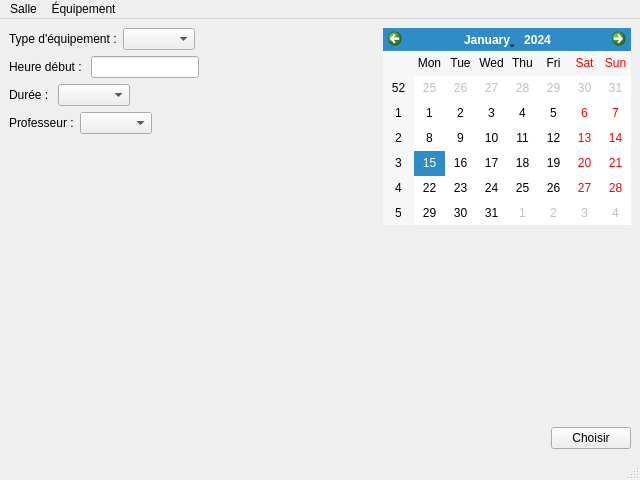
Above: ihm_creerreservationequipementSU.ui from GamerBishop/projetENT_GL before the change. Below: the same form after it.
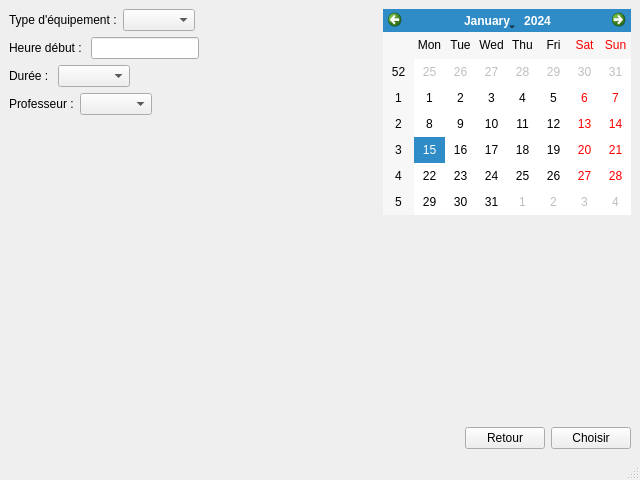
That is the form after the change.

What changed in the file:
```diff
--- a/ihm_creerreservationequipementSU.ui
+++ b/ihm_creerreservationequipementSU.ui
@@ -124,7 +124,14 @@
            </spacer>
           </item>
           <item>
-           <widget class="QPushButton" name="pushButton">
+           <widget class="QPushButton" name="pushButtonRetour">
+            <property name="text">
+             <string>Retour</string>
+            </property>
+           </widget>
+          </item>
+          <item>
+           <widget class="QPushButton" name="pushButtonChoisir">
             <property name="text">
              <string>Choisir</string>
             </property>
@@ -138,28 +145,6 @@
     </item>
    </layout>
   </widget>
-  <widget class="QMenuBar" name="menubar">
-   <property name="geometry">
-    <rect>
-     <x>0</x>
-     <y>0</y>
-     <width>640</width>
-     <height>21</height>
-    </rect>
-   </property>
-   <widget class="QMenu" name="menuSalle">
-    <property name="title">
-     <string>Salle</string>
-    </property>
-   </widget>
-   <widget class="QMenu" name="menu_quipement">
-    <property name="title">
-     <string>Équipement</string>
-    </property>
-   </widget>
-   <addaction name="menuSalle"/>
-   <addaction name="menu_quipement"/>
-  </widget>
   <widget class="QStatusBar" name="statusbar"/>
  </widget>
  <resources/>
```
